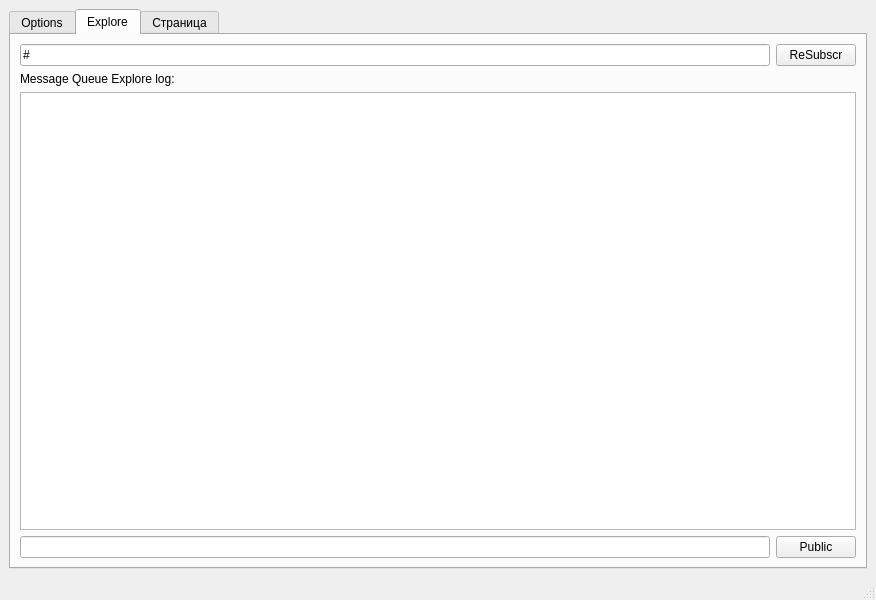
This is NATSioBrowser/mainwindow.ui in NetDm/NATSioBrowser as Qt 5 draws it before an edit. The edited form follows.
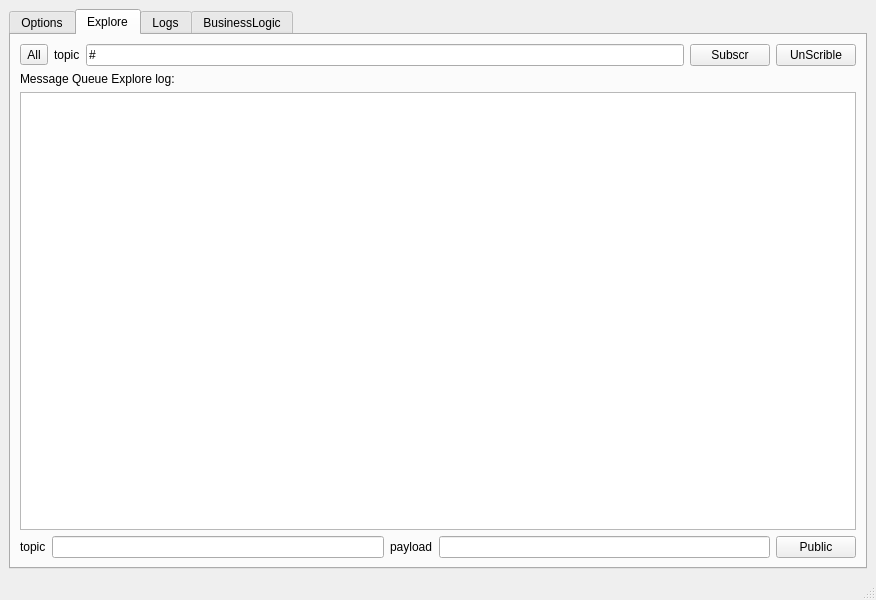
This is the edited form. The open tabs and pages were chosen to show the change.

```diff
--- a/NATSioBrowser/mainwindow.ui
+++ b/NATSioBrowser/mainwindow.ui
@@ -204,7 +204,21 @@
           <item>
            <layout class="QHBoxLayout" name="horizontalLayout_3">
             <item>
-             <widget class="QLineEdit" name="lineEdit_2">
+             <widget class="QToolButton" name="wbAllTopics">
+              <property name="text">
+               <string>All</string>
+              </property>
+             </widget>
+            </item>
+            <item>
+             <widget class="QLabel" name="label_11">
+              <property name="text">
+               <string>topic</string>
+              </property>
+             </widget>
+            </item>
+            <item>
+             <widget class="QLineEdit" name="weTopicSub">
               <property name="text">
                <string>#</string>
               </property>
@@ -213,7 +227,14 @@
             <item>
              <widget class="QPushButton" name="wbSubscr">
               <property name="text">
-               <string>ReSubscr</string>
+               <string>Subscr</string>
+              </property>
+             </widget>
+            </item>
+            <item>
+             <widget class="QPushButton" name="wbUnScrible">
+              <property name="text">
+               <string>UnScrible</string>
               </property>
              </widget>
             </item>
@@ -232,10 +253,27 @@
           <item>
            <layout class="QHBoxLayout" name="horizontalLayout_4">
             <item>
-             <widget class="QLineEdit" name="lineEdit_3"/>
+             <widget class="QLabel" name="label_9">
+              <property name="text">
+               <string>topic</string>
+              </property>
+             </widget>
             </item>
             <item>
-             <widget class="QPushButton" name="pushButton">
+             <widget class="QLineEdit" name="weTopicPub"/>
+            </item>
+            <item>
+             <widget class="QLabel" name="label_10">
+              <property name="text">
+               <string>payload</string>
+              </property>
+             </widget>
+            </item>
+            <item>
+             <widget class="QLineEdit" name="lineEdit"/>
+            </item>
+            <item>
+             <widget class="QPushButton" name="wbPublic">
               <property name="text">
                <string>Public</string>
               </property>
@@ -249,8 +287,41 @@
       </widget>
       <widget class="QWidget" name="tab_2">
        <attribute name="title">
-        <string>Страница</string>
+        <string>Logs</string>
        </attribute>
+       <layout class="QGridLayout" name="gridLayout_4">
+        <item row="0" column="0">
+         <widget class="QTextEdit" name="teLogsOut"/>
+        </item>
+       </layout>
+      </widget>
+      <widget class="QWidget" name="wtBiznesLogic">
+       <attribute name="title">
+        <string>BusinessLogic</string>
+       </attribute>
+       <layout class="QVBoxLayout" name="verticalLayout_4">
+        <item>
+         <layout class="QHBoxLayout" name="horizontalLayout_2">
+          <item>
+           <widget class="QPushButton" name="wbSaveBizLogic">
+            <property name="text">
+             <string>Confirm, Save and Enable/on</string>
+            </property>
+           </widget>
+          </item>
+          <item>
+           <widget class="QPushButton" name="wbOffBizLog">
+            <property name="text">
+             <string>Disable/off</string>
+            </property>
+           </widget>
+          </item>
+         </layout>
+        </item>
+        <item>
+         <widget class="QTextEdit" name="wtBusinessLogic"/>
+        </item>
+       </layout>
       </widget>
      </widget>
     </item>
```
Left out of the diff: 8 changed lines with no effect on the pictures.
